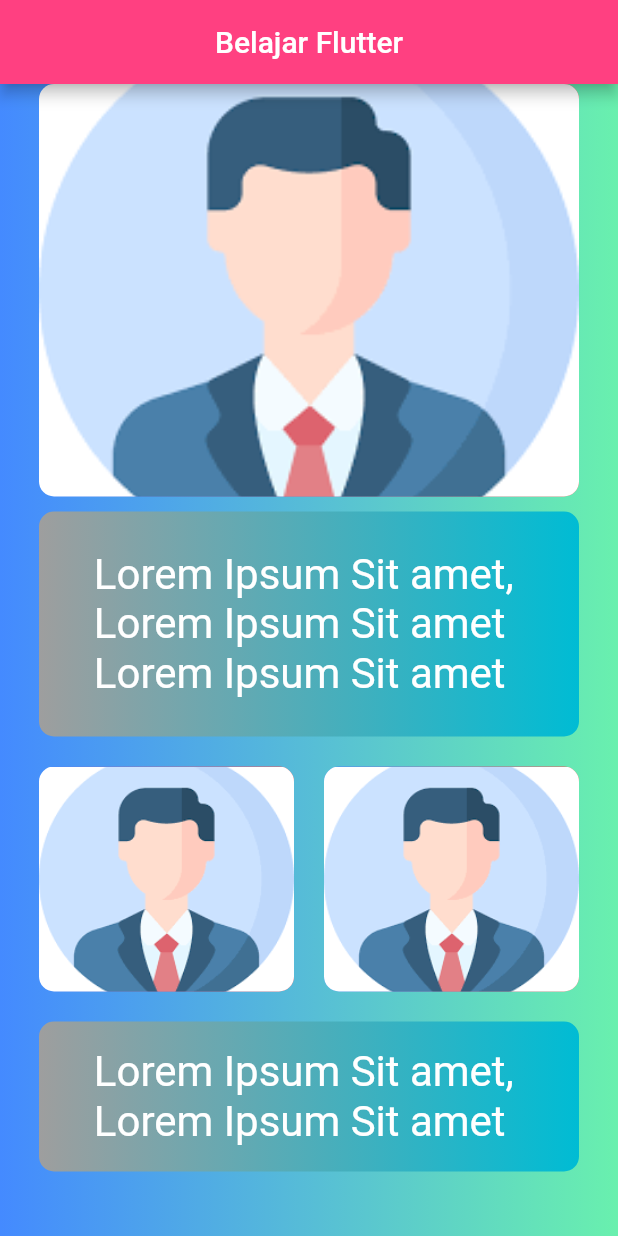
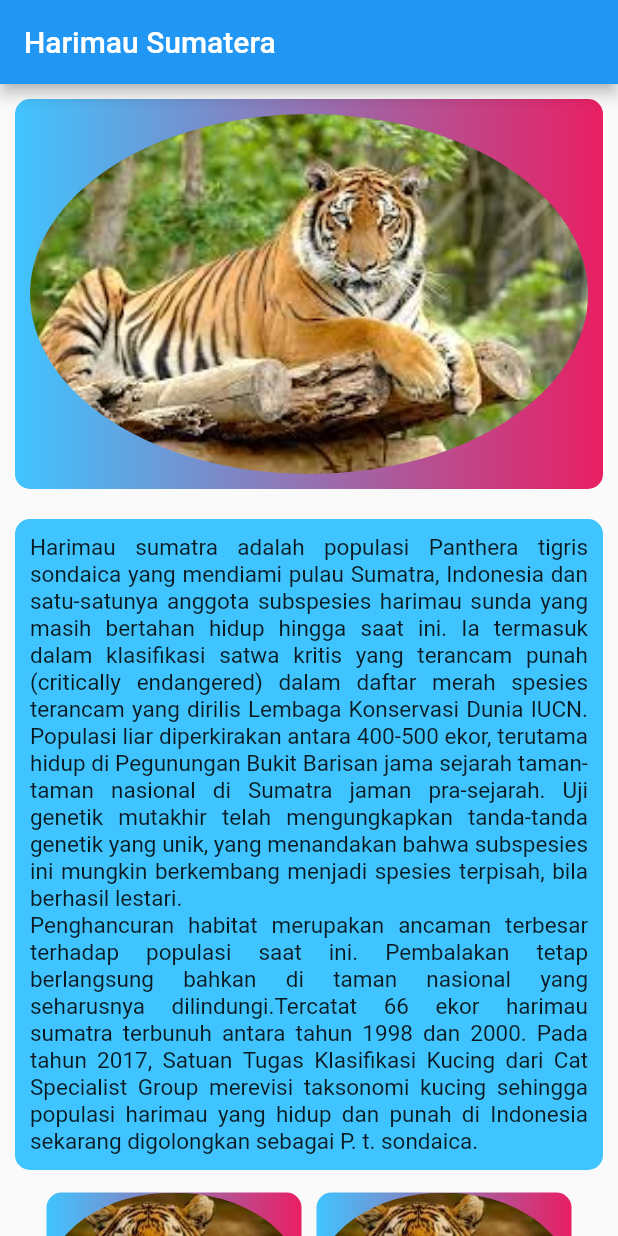
Before and after one commit to 4LTAF/Flutter-, a Flutter app: the screen it shows after launch, on a phone screen of 412 x 824 dp. Run offline on Flutter 3.47's test engine with Material 2 defaults, Android fonts, the phone set to English and light mode, and no system bars; Roboto replaces fonts that are missing (DancingScript).

Commit message:
Latihan 3

```diff
--- /dev/null
+++ b/altaf/lib/listview/latihanlistview.dart
@@ -0,0 +1,226 @@
+import 'package:flutter/material.dart';
+
+class latihanlistview extends StatelessWidget {
+  const latihanlistview({Key? key}) : super(key: key);
+
+  @override
+  Widget build(BuildContext context) {
+    return MaterialApp(
+      home: Scaffold(
+          appBar: AppBar(
+            title: Text("Harimau Sumatera"),
+          ),
+          body: ListView(children: <Widget>[
+            Container(
+                height: 260,
+                width: 350,
+                margin: EdgeInsets.all(10),
+                padding: EdgeInsets.all(10),
+                decoration: BoxDecoration(
+                    borderRadius: BorderRadius.circular(10),
+                    gradient: LinearGradient(
+                        colors: [Colors.lightBlueAccent, Colors.pink])),
+                child: ClipOval(
+                  child: Image.asset(
+                    'assets/img/harimau1.jpg',
+                    fit: BoxFit.cover,
+                  ),
+                )),
+            Container(
+              width: 350,
+              margin: EdgeInsets.all(10),
+              padding: EdgeInsets.all(10),
+              decoration: BoxDecoration(
+                borderRadius: BorderRadius.circular(10),
+                gradient: LinearGradient(
+                    colors: [Colors.lightBlueAccent, Colors.lightBlueAccent]),
+              ),
+              child: Column(
+                children: [
+                  Text(
+                    'Harimau sumatra adalah populasi Panthera tigris sondaica yang mendiami pulau Sumatra, Indonesia dan satu-satunya anggota subspesies harimau sunda yang masih bertahan hidup hingga saat ini. Ia termasuk dalam klasifikasi satwa kritis yang terancam punah (critically endangered) dalam daftar merah spesies terancam yang dirilis Lembaga Konservasi Dunia IUCN. Populasi liar diperkirakan antara 400-500 ekor, terutama hidup di Pegunungan Bukit Barisan jama sejarah taman-taman nasional di Sumatra jaman pra-sejarah. Uji genetik mutakhir telah mengungkapkan tanda-tanda genetik yang unik, yang menandakan bahwa subspesies ini mungkin berkembang menjadi spesies terpisah, bila berhasil lestari.',
+                    style: TextStyle(fontSize: 15),
+                    textAlign: TextAlign.justify,
+                  ),
+                  Text(
+                    'Penghancuran habitat merupakan ancaman terbesar terhadap populasi saat ini. Pembalakan tetap berlangsung bahkan di taman nasional yang seharusnya dilindungi.Tercatat 66 ekor harimau sumatra terbunuh antara tahun 1998 dan 2000. Pada tahun 2017, Satuan Tugas Klasifikasi Kucing dari Cat Specialist Group merevisi taksonomi kucing sehingga populasi harimau yang hidup dan punah di Indonesia sekarang digolongkan sebagai P. t. sondaica.',
+                    style: TextStyle(fontSize: 15),
+                    textAlign: TextAlign.justify,
+                  )
+                ],
+              ),
+            ),
+            Row(
+              mainAxisAlignment: MainAxisAlignment.center,
+              children: [
+                Container(
+                    margin: EdgeInsets.all(5),
+                    height: 120,
+                    width: 170,
+                    decoration: BoxDecoration(
+                        borderRadius: BorderRadius.circular(10),
+                        gradient: LinearGradient(
+                            colors: [Colors.lightBlueAccent, Colors.pink])),
+                    child: ClipOval(
+                      child: Image.asset(
+                        'assets/img/harimau2.jpg',
+                        fit: BoxFit.cover,
+                      ),
+                    )),
+                Container(
+                  margin: EdgeInsets.all(5),
+                  height: 120,
+                  width: 170,
+                  decoration: BoxDecoration(
+                      borderRadius: BorderRadius.circular(10),
+                      gradient: LinearGradient(
+                          colors: [Colors.lightBlueAccent, Colors.pink])),
+                  child: ClipOval(
+                    child: Image.asset(
+                      'assets/img/harimau2.jpg',
+                      fit: BoxFit.cover,
+                    ),
+                  ),
+                )
+              ],
+            ),
+            Row(
+              mainAxisAlignment: MainAxisAlignment.center,
+              children: [
+                Container(
+                    margin: EdgeInsets.all(5),
+                    height: 120,
+                    width: 170,
+                    decoration: BoxDecoration(
+                        borderRadius: BorderRadius.circular(10),
+                        gradient: LinearGradient(
+                            colors: [Colors.lightBlueAccent, Colors.pink])),
+                    child: ClipOval(
+                      child: Image.asset(
+                        'assets/img/harimau2.jpg',
+                        fit: BoxFit.cover,
+                      ),
+                    )),
+                Container(
+                  margin: EdgeInsets.all(5),
+                  height: 120,
+                  width: 170,
+                  decoration: BoxDecoration(
+                      borderRadius: BorderRadius.circular(10),
+                      gradient: LinearGradient(
+                          colors: [Colors.lightBlueAccent, Colors.pink])),
+                  child: ClipOval(
+                    child: Image.asset(
+                      'assets/img/harimau2.jpg',
+                      fit: BoxFit.cover,
+                    ),
+                  ),
+                )
+              ],
+            ),
+            Row(
+              mainAxisAlignment: MainAxisAlignment.center,
+              children: [
+                Container(
+                    margin: EdgeInsets.all(5),
+                    height: 120,
+                    width: 170,
+                    decoration: BoxDecoration(
+                        borderRadius: BorderRadius.circular(10),
+                        gradient: LinearGradient(
+                            colors: [Colors.lightBlueAccent, Colors.pink])),
+                    child: ClipOval(
+                      child: Image.asset(
+                        'assets/img/harimau2.jpg',
+                        fit: BoxFit.cover,
+                      ),
+                    )),
+                Container(
+                  margin: EdgeInsets.all(5),
+                  height: 120,
+                  width: 170,
+                  decoration: BoxDecoration(
+                      borderRadius: BorderRadius.circular(10),
+                      gradient: LinearGradient(
+                          colors: [Colors.lightBlueAccent, Colors.pink])),
+                  child: ClipOval(
+                    child: Image.asset(
+                      'assets/img/harimau2.jpg',
+                      fit: BoxFit.cover,
+                    ),
+                  ),
+                )
+              ],
+            ),
+            Row(
+              mainAxisAlignment: MainAxisAlignment.center,
+              children: [
+                Container(
+                    margin: EdgeInsets.all(5),
+                    height: 120,
+                    width: 170,
+                    decoration: BoxDecoration(
+                        borderRadius: BorderRadius.circular(10),
+                        gradient: LinearGradient(
+                            colors: [Colors.lightBlueAccent, Colors.pink])),
+                    child: ClipOval(
+                      child: Image.asset(
+                        'assets/img/harimau2.jpg',
+                        fit: BoxFit.cover,
+                      ),
+                    )),
+                Container(
+                  margin: EdgeInsets.all(5),
+                  height: 120,
+                  width: 170,
+                  decoration: BoxDecoration(
+                      borderRadius: BorderRadius.circular(10),
+                      gradient: LinearGradient(
+                          colors: [Colors.lightBlueAccent, Colors.pink])),
+                  child: ClipOval(
+                    child: Image.asset(
+                      'assets/img/harimau2.jpg',
+                      fit: BoxFit.cover,
+                    ),
+                  ),
+                )
+              ],
+            ),
+            Row(
+              mainAxisAlignment: MainAxisAlignment.center,
+              children: [
+                Container(
+                    margin: EdgeInsets.all(5),
+                    height: 120,
+                    width: 170,
+                    decoration: BoxDecoration(
+                        borderRadius: BorderRadius.circular(10),
+                        gradient: LinearGradient(
+                            colors: [Colors.lightBlueAccent, Colors.pink])),
+                    child: ClipOval(
+                      child: Image.asset(
+                        'assets/img/harimau2.jpg',
+                        fit: BoxFit.cover,
+                      ),
+                    )),
+                Container(
+                  margin: EdgeInsets.all(5),
+                  height: 120,
+                  width: 170,
+                  decoration: BoxDecoration(
+                      borderRadius: BorderRadius.circular(10),
+                      gradient: LinearGradient(
+                          colors: [Colors.lightBlueAccent, Colors.pink])),
+                  child: ClipOval(
+                    child: Image.asset(
+                      'assets/img/harimau2.jpg',
+                      fit: BoxFit.cover,
+                    ),
+                  ),
+                )
+              ],
+            ),
+          ])),
+    );
+  }
+}
--- /dev/null
+++ b/altaf/lib/listview/list_basic.dart
@@ -0,0 +1,31 @@
+import 'package:flutter/material.dart';
+
+void main() => runApp(MaterialApp(
+      theme: ThemeData(
+        primaryColor: Colors.deepOrange,
+      ),
+      home: MainApp(),
+    ));
+
+class MainApp extends StatelessWidget {
+  @override
+  Widget build(BuildContext context) {
+    return Scaffold(
+      appBar: AppBar(
+        title: Text("Flutter ListView"),
+      ),
+      body: ListView(
+        children: <Widget>[
+          Padding(
+            padding: EdgeInsets.all(8.0),
+            child: Text("Android Cupcake"),
+          ),
+          Padding(
+            padding: EdgeInsets.all(8.0),
+            child: Text("Android Donus"),
+          ),
+        ],
+      ),
+    );
+  }
+}
--- /dev/null
+++ b/altaf/lib/listview/list_builder.dart
@@ -0,0 +1,49 @@
+import 'package:flutter/material.dart';
+
+void main() {
+  runApp(MyApp());
+}
+
+class MyApp extends StatelessWidget {
+  @override
+  Widget build(BuildContext context) {
+    return MaterialApp(
+      debugShowCheckedModeBanner: false,
+      home: BelajarListView(),
+    );
+  }
+}
+
+class BelajarListView extends StatelessWidget {
+  final List bulan = [
+    "Januari",
+    "Februari",
+    "Maret",
+    "April",
+    "Mei",
+    "Juni",
+    "Juli",
+    "Agustus",
+    "September",
+    "Oktober",
+    "November",
+    "Desember"
+  ];
+
+  @override
+  Widget build(BuildContext context) {
+    return Scaffold(
+      body: ListView.builder(
+        itemBuilder: (context, index) {
+          return Card(
+            child: Padding(
+              padding: const EdgeInsets.all(15.0),
+              child: Text(bulan[index], style: TextStyle(fontSize: 25)),
+            ),
+          );
+        },
+        itemCount: bulan.length,
+      ),
+    );
+  }
+}
--- a/altaf/lib/main.dart
+++ b/altaf/lib/main.dart
@@ -1,5 +1,8 @@
 import 'package:altaf/latihan.dart';
 import 'package:altaf/latihan2.dart';
+import 'package:altaf/listview/latihanlistview.dart';
+import 'package:altaf/listview/list_basic.dart';
+import 'package:altaf/listview/list_builder.dart';
 import 'package:flutter/material.dart';
 import 'package:altaf/text.dart';
 import 'package:altaf/container.dart';
@@ -75,12 +78,12 @@ class MyApp extends StatelessWidget {
       title: "Flutter Pertama",
       debugShowCheckedModeBanner: false,
       home: Scaffold(
-        appBar: AppBar(
-          title: Text("Belajar Flutter"),
-          backgroundColor: Colors.pinkAccent,
-          centerTitle: true,
-        ),
-        body: Latihan2(),
+        // appBar: AppBar(
+        // title: Text("Latihan List View"),
+        // backgroundColor: Colors.pinkAccent,
+        // centerTitle: true,
+
+        body: latihanlistview(),
       ),
       // home: ContainerWidget(),
     );
```
Also changed, not shown: altaf/assets/img/harimau1.jpg (added), altaf/assets/img/harimau2.jpg (added), altaf/lib/listview/list_separated..dart (added), altaf/pubspec.yaml (line endings or trailing spaces).
